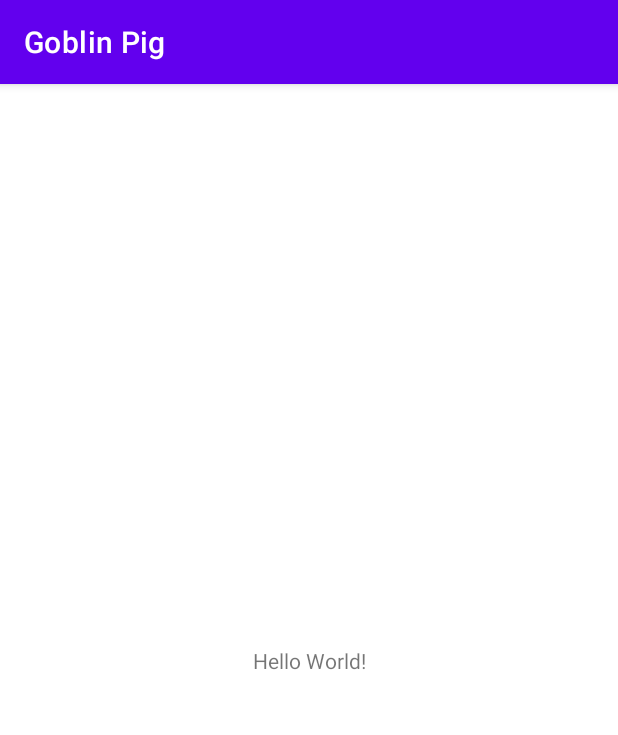
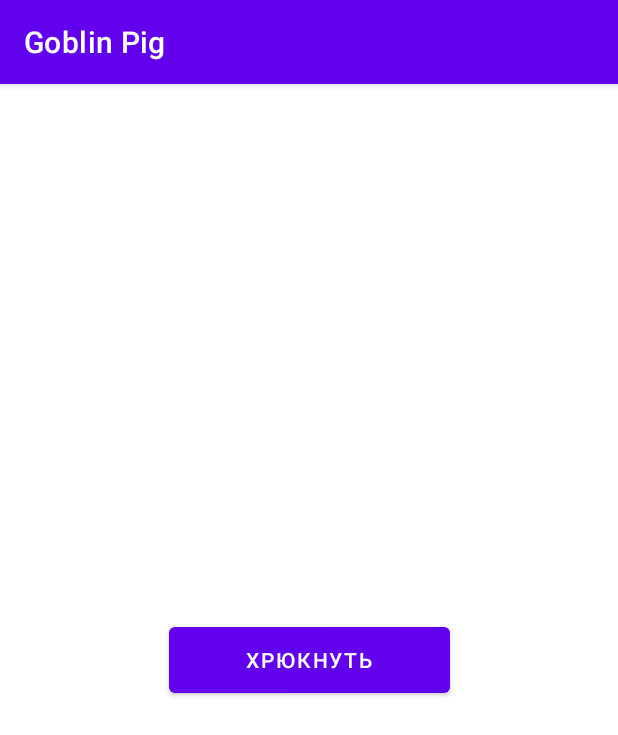
Before and after one commit to KasatkinVladislav/goblinPig, an Android app: the screen it shows after launch (MainActivity), on a phone screen of 412 x 824 dp. Shown: the top 735 px of the screen. Run offline under Robolectric (Android 15) with nearby library versions, the phone set to English and light mode, and no system bars.

Commit message:
added an oink button

```diff
--- a/app/src/main/res/layout/activity_main.xml
+++ b/app/src/main/res/layout/activity_main.xml
@@ -6,13 +6,18 @@
     android:layout_height="match_parent"
     tools:context=".MainActivity">
 
-    <TextView
-        android:layout_width="wrap_content"
-        android:layout_height="wrap_content"
-        android:text="Hello World!"
+
+    <Button
+        android:id="@+id/button"
+        android:layout_width="187dp"
+        android:layout_height="56dp"
+        android:layout_marginStart="112dp"
+        android:layout_marginTop="337dp"
+        android:layout_marginEnd="112dp"
+        android:layout_marginBottom="338dp"
+        android:text="Хрюкнуть"
         app:layout_constraintBottom_toBottomOf="parent"
         app:layout_constraintEnd_toEndOf="parent"
         app:layout_constraintStart_toStartOf="parent"
         app:layout_constraintTop_toTopOf="parent" />
-
 </androidx.constraintlayout.widget.ConstraintLayout>
```
